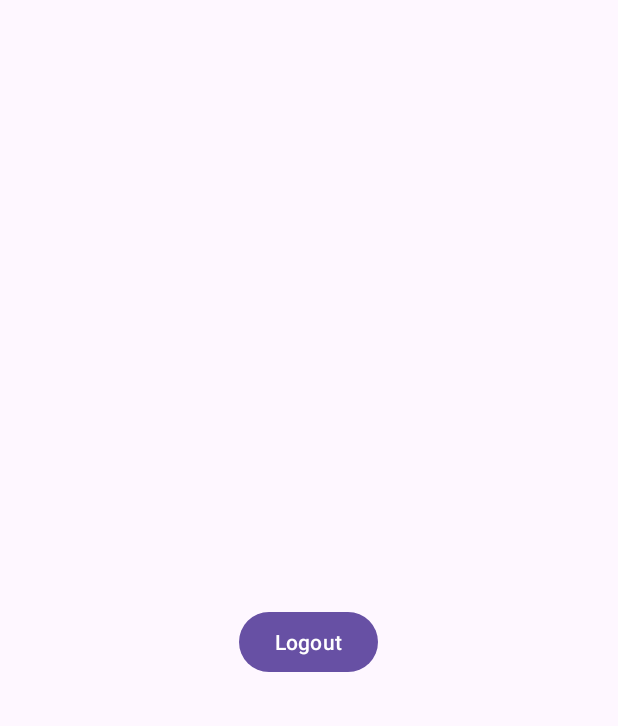
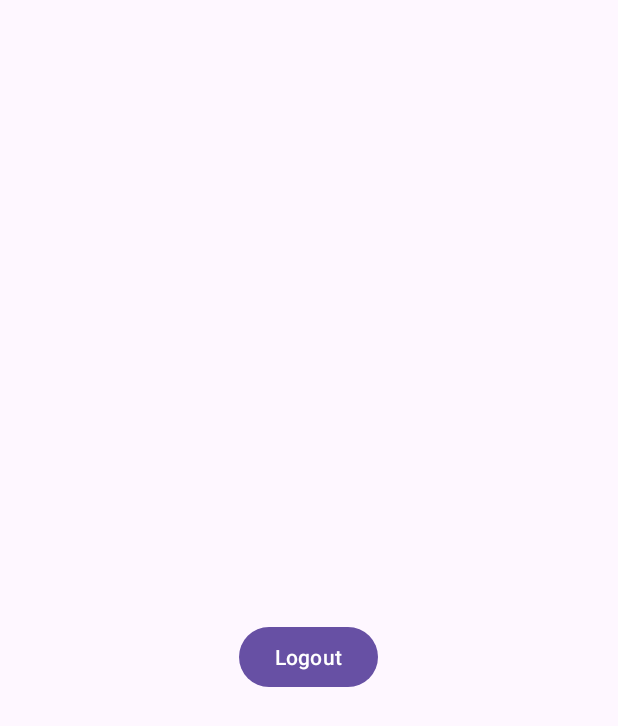
Before and after one commit to virajv5/projecttask, an Android app: the screen it shows after launch once a user with an empty profile is signed in (MainActivity), on a phone screen of 412 x 824 dp. Shown: the top 726 px of the screen. Run offline under Robolectric (Android 15) with nearby library versions, the phone set to English and light mode, and no system bars; our stand-ins replace Firebase (no records; nobody signed in at launch, a user with empty details on screens opened directly).

Commit message:
GUI is in making

```diff
--- a/app/build.gradle
+++ b/app/build.gradle
@@ -39,5 +39,6 @@ dependencies {
     testImplementation 'junit:junit:4.13.2'
     androidTestImplementation 'androidx.test.ext:junit:1.1.5'
     androidTestImplementation 'androidx.test.espresso:espresso-core:3.5.1'
-    implementation 'de.hdodenhof:circleimageview:3.1.0'
+
+    implementation 'pl.droidsonroids.gif:android-gif-drawable:1.2.24'
 }
--- a/app/src/main/AndroidManifest.xml
+++ b/app/src/main/AndroidManifest.xml
@@ -14,6 +14,9 @@
         android:supportsRtl="true"
         android:theme="@style/Theme.Task"
         tools:targetApi="31">
+        <activity
+            android:name=".ProfileActivity"
+            android:exported="false" />
         <activity
             android:name=".HomeActivity"
             android:exported="false" />
@@ -34,7 +37,7 @@
             android:exported="false" />
         <activity
             android:name=".MainActivity"
-            android:exported="false"></activity>
+            android:exported="false" />
     </application>
 
 </manifest>
--- a/app/src/main/java/com/example/task/Login.java
+++ b/app/src/main/java/com/example/task/Login.java
@@ -33,19 +33,16 @@ import com.google.firebase.auth.FirebaseUser;
 import com.google.firebase.auth.GoogleAuthProvider;
 
 public class Login extends AppCompatActivity {
+    private static final String TAG = "GOOGLEAUTH";
 
 
-    private static final String TAG = "GOOGLEAUTH";
-
+    GoogleSignInOptions googleauth;
+    GoogleSignInOptions gso;
     GoogleSignInClient mgoogleSignInClient;
-
     private FirebaseAuth mAuth;
-
-    Button signin,logbtn;
-
+    Button googlebtn,logbtn;
     EditText uname,passw;
     TextView forgetpass,regbtn;
-
 
     @Override
     public void onStart() {
@@ -58,6 +55,7 @@ public class Login extends AppCompatActivity {
             finish();
         }
     }
+
     @Override
     protected void onCreate(Bundle savedInstanceState) {
         super.onCreate(savedInstanceState);
@@ -65,33 +63,33 @@ public class Login extends AppCompatActivity {
         mAuth = FirebaseAuth.getInstance();
 
         //configuring Google Sign in with requested email
-        GoogleSignInOptions gso = new GoogleSignInOptions.Builder(GoogleSignInOptions.DEFAULT_SIGN_IN)
+        gso = new GoogleSignInOptions.Builder(GoogleSignInOptions.DEFAULT_SIGN_IN)
                 .requestIdToken(getString(R.string.default_web_client_id))
                 .requestEmail()
                 .build();
         mgoogleSignInClient = GoogleSignIn.getClient(this, gso);
-        signin = findViewById(R.id.google);
+        googlebtn = findViewById(R.id.google);
         uname = findViewById(R.id.username);
         passw = findViewById(R.id.password);
         forgetpass = findViewById(R.id.forget);
         regbtn = findViewById(R.id.regisbtn);
         logbtn = findViewById(R.id.loginbtn);
+        googlebtn.setOnClickListener(new View.OnClickListener() {
+            @Override
+            public void onClick(View view) {
+                signIn();
+            }
+        });
 
 
 
-
+        // Custom Sign in
         regbtn.setOnClickListener(new View.OnClickListener() {
             @Override
             public void onClick(View v) {
                 Intent i = new Intent(Login.this, Register.class);
                 Toast.makeText(Login.this,"Register Here!",Toast.LENGTH_SHORT).show();
                 startActivity(i);
-            }
-        });
-        signin.setOnClickListener(new View.OnClickListener() {
-            @Override
-            public void onClick(View view) {
-                signIn();
             }
         });
 
@@ -112,7 +110,7 @@ public class Login extends AppCompatActivity {
                     Toast.makeText(Login.this, "Enter Password!", Toast.LENGTH_SHORT).show();
                     return;
                 }
-
+                // Gets realtime data of Custom Sign in
                 mAuth.signInWithEmailAndPassword(email, pass)
                         .addOnCompleteListener( new OnCompleteListener<AuthResult>() {
                             @Override
@@ -123,6 +121,7 @@ public class Login extends AppCompatActivity {
                                     Intent i = new Intent(Login.this, MainActivity.class);
                                     startActivity(i);
                                     finish();
+                                    Log.d("On","Message auth");
                                     Toast.makeText(getApplicationContext(),"LoggedIn",Toast.LENGTH_SHORT).show();
 
                                 } else {
@@ -136,16 +135,8 @@ public class Login extends AppCompatActivity {
         });
 
     }
-//
-//    void signIn() {
-//        // initiates google sign in process
-//        mgoogleSignInClient.revokeAccess();
-//        Intent intent = mgoogleSignInClient.getSignInIntent();
-//        startActivityForResult(intent, 1000);
-//    }
-
-
     void signIn() {
+        // Generate pop up everytime of all Google Accounts present in device.
         // Revoke access before initiating google sign in process
         mgoogleSignInClient.revokeAccess().addOnCompleteListener(this, new OnCompleteListener<Void>() {
             @Override
@@ -156,6 +147,15 @@ public class Login extends AppCompatActivity {
             }
         });
     }
+//
+//    void signIn() {
+//        // initiates google sign in process
+//        mgoogleSignInClient.revokeAccess();
+//        Intent intent = mgoogleSignInClient.getSignInIntent();
+//        startActivityForResult(intent, 1000);
+
+//    }
+
 
     @Override
     protected void onActivityResult(int requestCode, int resultCode, @Nullable Intent data) {
--- a/app/src/main/res/drawable/ads_background.xml
+++ b/app/src/main/res/drawable/ads_background.xml
@@ -1,7 +1,7 @@
 <?xml version="1.0" encoding="utf-8"?>
 <shape xmlns:android="http://schemas.android.com/apk/res/android"
     android:shape="rectangle">
-    <solid android:color="@color/colorWarning" />
+    <solid android:color="#ffcc00" />
     <corners
         android:bottomRightRadius="10dp"
         android:topLeftRadius="10dp" />
--- a/app/src/main/res/drawable/btn_bg.xml
+++ b/app/src/main/res/drawable/btn_bg.xml
@@ -2,7 +2,7 @@
 <shape xmlns:android="http://schemas.android.com/apk/res/android">
     <gradient android:startColor="@color/black"
         android:centerColor="@color/black"
-        android:endColor="@color/grey"
+        android:endColor="#817F81"
         android:angle="315"/>
     <corners android:radius="100dp" />
 </shape>
--- /dev/null
+++ b/app/src/main/res/drawable/home_img.xml
@@ -0,0 +1,5 @@
+<vector android:height="24dp" android:tint="#000000"
+    android:viewportHeight="24" android:viewportWidth="24"
+    android:width="24dp" xmlns:android="http://schemas.android.com/apk/res/android">
+    <path android:fillColor="@android:color/white" android:pathData="M10,20v-6h4v6h5v-8h3L12,3 2,12h3v8z"/>
+</vector>
--- /dev/null
+++ b/app/src/main/res/drawable/logout_img.xml
@@ -0,0 +1,5 @@
+<vector android:autoMirrored="true" android:height="24dp"
+    android:tint="#000000" android:viewportHeight="24"
+    android:viewportWidth="24" android:width="24dp" xmlns:android="http://schemas.android.com/apk/res/android">
+    <path android:fillColor="@android:color/white" android:pathData="M17,7l-1.41,1.41L18.17,11H8v2h10.17l-2.58,2.58L17,17l5,-5zM4,5h8V3H4c-1.1,0 -2,0.9 -2,2v14c0,1.1 0.9,2 2,2h8v-2H4V5z"/>
+</vector>
--- a/app/src/main/res/layout/activity_main.xml
+++ b/app/src/main/res/layout/activity_main.xml
@@ -1,14 +1,22 @@
 <?xml version="1.0" encoding="utf-8"?>
-<LinearLayout xmlns:android="http://schemas.android.com/apk/res/android"
+
+
+<androidx.drawerlayout.widget.DrawerLayout xmlns:android="http://schemas.android.com/apk/res/android"
     xmlns:app="http://schemas.android.com/apk/res-auto"
     xmlns:tools="http://schemas.android.com/tools"
     android:layout_width="match_parent"
     android:layout_height="match_parent"
-    android:orientation="vertical"
     android:gravity="center"
     tools:context=".MainActivity">
 
 
+
+
+
+<RelativeLayout
+    android:layout_width="wrap_content"
+    android:layout_height="wrap_content"
+    android:gravity="center">
     <TextView
         android:layout_width="wrap_content"
         android:layout_height="wrap_content"
@@ -23,6 +31,25 @@
         android:id="@+id/btn"
         android:layout_width="wrap_content"
         android:layout_height="wrap_content"
+        android:layout_below="@id/textv"
+        android:layout_marginTop="20dp"
         android:layout_gravity="center"
+
         android:text="Logout" />
-</LinearLayout>
+</RelativeLayout>
+
+
+
+
+
+        <com.google.android.material.navigation.NavigationView
+            android:layout_width="wrap_content"
+            android:layout_height="match_parent"
+            app:headerLayout="@layout/header"
+            app:menu="@menu/main_menu"
+            android:id="@+id/nav_view"
+            android:layout_gravity="start"/>
+
+
+
+</androidx.drawerlayout.widget.DrawerLayout>
--- /dev/null
+++ b/app/src/main/res/menu/main_menu.xml
@@ -0,0 +1,15 @@
+<?xml version="1.0" encoding="utf-8"?>
+<menu xmlns:android="http://schemas.android.com/apk/res/android">
+
+    <group android:checkableBehavior="single">
+        <item android:id="@+id/home"
+            android:icon="@drawable/home_img"
+            android:title="Home" />
+        <item android:id="@+id/logout"
+            android:icon="@drawable/logout_img"
+            android:title="Logout" />
+
+
+
+    </group>
+</menu>
--- /dev/null
+++ b/app/src/main/res/xml/colors.xml
@@ -0,0 +1,4 @@
+<?xml version="1.0" encoding="utf-8"?>
+<resources>
+    <color name="grey">#ACABAB</color>
+</resources>
```
Also changed, not shown: app/src/main/java/com/example/task/Logout.java (deleted, +0 -42 lines), app/src/main/java/com/example/task/ProfileActivity.java (added, +14 -0 lines), app/src/main/res/layout/activity_home.xml (+14 -27 lines), app/src/main/res/layout/activity_login.xml (+26 -19 lines), app/src/main/res/layout/activity_logout.xml (deleted, +0 -18 lines), app/src/main/res/layout/activity_profile.xml (added, +95 -0 lines), app/src/main/res/layout/header.xml (added, +15 -0 lines), app/src/main/res/xml/theme.xml (added, +32 -0 lines), app/src/main/res/drawable/checkout_header.png (added), app/src/main/res/drawable/picpic.png (added).
